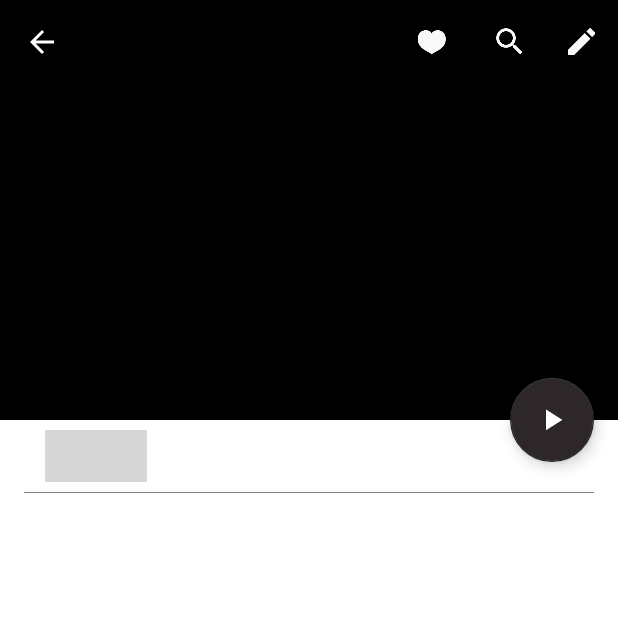
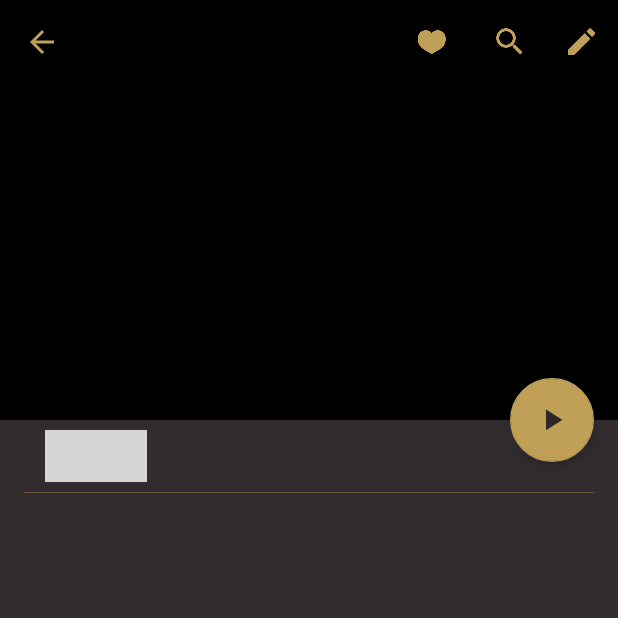
Before and after one commit to DuanJiaNing/Musicoco, an Android app: the SheetDetailActivity screen opened directly, with no data from a screen before it, on a phone screen of 412 x 824 dp, the top half of it. Run offline under Robolectric (Android 15) with nearby library versions, the phone set to English and light mode, and no system bars; libraries missing offline, so code that uses them is left out: android.support.v7, jp.wasabeef.glide, rx.android.schedulers, rx.functions, rx.schedulers; pictures from the network do not load; 5 statements that could not run were skipped; grey boxes are pictures that could not be loaded.

Commit message:
MainActivity and SheetDetailActivity toolbar can change color by theme change

```diff
--- a/app/build.gradle
+++ b/app/build.gradle
@@ -38,8 +38,11 @@ dependencies {
     testCompile 'junit:junit:4.12'
     compile 'com.victor:lib:1.0.4'
     compile 'com.android.support:support-v4:26.0.0-alpha1'
-    compile 'com.github.bumptech.glide:glide:3.6.1'
+//    compile 'com.github.bumptech.glide:glide:3.6.1'
+    compile 'jp.wasabeef:glide-transformations:2.0.2'
+    compile 'jp.co.cyberagent.android.gpuimage:gpuimage-library:1.4.1'
 }
 repositories {
     mavenCentral()
+    jcenter()
 }
--- a/app/src/main/java/com/duan/musicoco/app/RootActivity.java
+++ b/app/src/main/java/com/duan/musicoco/app/RootActivity.java
@@ -116,7 +116,6 @@ public abstract class RootActivity extends AppCompatActivity implements Permissi
         prepareData();
         initAppDataIfNeed();
         initChildViews();
-
     }
 
     private void prepareData() {
--- a/app/src/main/java/com/duan/musicoco/detail/sheet/SheetDetailActivity.java
+++ b/app/src/main/java/com/duan/musicoco/detail/sheet/SheetDetailActivity.java
@@ -3,6 +3,7 @@ package com.duan.musicoco.detail.sheet;
 import android.content.Intent;
 import android.content.res.ColorStateList;
 import android.graphics.Color;
+import android.graphics.drawable.Drawable;
 import android.os.Build;
 import android.os.Bundle;
 import android.os.Handler;
@@ -35,6 +36,7 @@ public class SheetDetailActivity extends AppCompatActivity implements OnThemeCha
 
     private SheetInfoController infoController;
     private SheetSongListController songListController;
+    private Toolbar toolbar;
 
     private DBMusicocoController dbController;
     private MediaManager mediaManager;
@@ -59,8 +61,6 @@ public class SheetDetailActivity extends AppCompatActivity implements OnThemeCha
         Utils.transitionStatusBar(this);
 
         appPreference = new AppPreference(this);
-
-        Theme theme = appPreference.getTheme();
 
         boolean darkTheme = appPreference.getTheme() == Theme.DARK;
         infoController = new SheetInfoController(this, darkTheme);
@@ -109,24 +109,33 @@ public class SheetDetailActivity extends AppCompatActivity implements OnThemeCha
     @Override
     public boolean onCreateOptionsMenu(Menu menu) {
         getMenuInflater().inflate(R.menu.menu_sheet_detail, menu);
-        MenuItem heart = menu.findItem(R.id.sheet_detail_action_collection);
-        MenuItem search = menu.findItem(R.id.sheet_detail_search);
-        MenuItem edit = menu.findItem(R.id.sheet_detail_action_modify);
+        initOptionsMenuColors(menu);
+        return true;
+    }
 
-        int color;
-        if (Build.VERSION.SDK_INT >= Build.VERSION_CODES.M) {
-            color = getColor(R.color.white_d);
-        } else {
-            color = getResources().getColor(R.color.white_d);
-        }
+    private void initOptionsMenuColors(Menu menu) {
 
         if (Build.VERSION.SDK_INT >= Build.VERSION_CODES.LOLLIPOP) {
+            Theme th = appPreference.getTheme();
+            int color;
+            switch (th) {
+                case DARK:
+                    color = ColorUtils.get2DarkThemeTextColor()[0];
+                    break;
+                case WHITE:
+                default:
+                    color = Color.WHITE;
+                    break;
+            }
+
+            MenuItem heart = menu.findItem(R.id.sheet_detail_action_collection);
+            MenuItem search = menu.findItem(R.id.sheet_detail_search);
+            MenuItem edit = menu.findItem(R.id.sheet_detail_action_modify);
+
             heart.getIcon().setTint(color);
             search.getIcon().setTint(color);
             edit.getIcon().setTint(color);
         }
-
-        return true;
     }
 
     @Override
@@ -156,7 +165,7 @@ public class SheetDetailActivity extends AppCompatActivity implements OnThemeCha
     }
 
     private void initSelfView() {
-        Toolbar toolbar = (Toolbar) findViewById(R.id.sheet_detail_toolbar);
+        toolbar = (Toolbar) findViewById(R.id.sheet_detail_toolbar);
         setSupportActionBar(toolbar);
         getSupportActionBar().setDisplayHomeAsUpEnabled(true);
 
@@ -193,7 +202,6 @@ public class SheetDetailActivity extends AppCompatActivity implements OnThemeCha
     }
 
     private void initToTopPos() {
-
         //FIXME view.post 和 addOnGlobalLayoutListener 都有获取为 0 的情况
         toTop.post(new Runnable() {
             @Override
@@ -230,6 +238,7 @@ public class SheetDetailActivity extends AppCompatActivity implements OnThemeCha
     public void themeChange(Theme theme, int[] colors) {
 
         Theme th = appPreference.getTheme();
+        updateFloatingBtColor(th);
         int[] cs = new int[4];
         //标题栏和状态栏颜色
         int topC;
@@ -252,15 +261,53 @@ public class SheetDetailActivity extends AppCompatActivity implements OnThemeCha
 
         songListController.themeChange(th, cs);
 
-        toTop.setRippleColor(vicTC);
-        toTop.setBackgroundTintList(ColorStateList.valueOf(mainTC));
-        if (Build.VERSION.SDK_INT >= Build.VERSION_CODES.LOLLIPOP) {
-            toTop.getDrawable().setTint(mainBC);
-        }
+        int[] cos = {
+                th == Theme.DARK ? mainTC : mainBC, // 主字体色
+                th == Theme.DARK ? vicTC : vicBC, // 辅字体色
+        };
+        infoController.themeChange(th, cos);
 
-        container.setBackgroundColor(mainBC);
         collapsingToolbarLayout.setContentScrimColor(topC);
         collapsingToolbarLayout.setStatusBarScrimColor(topC);
 
+        container.setBackgroundColor(mainBC);
+        updateToolbarColor(th == Theme.DARK ? mainTC : mainBC);
+
+    }
+
+    private void updateToolbarColor(int textC) {
+        collapsingToolbarLayout.setCollapsedTitleTextColor(textC);
+        if (Build.VERSION.SDK_INT >= Build.VERSION_CODES.LOLLIPOP) {
+            Drawable navD = toolbar.getNavigationIcon();
+            if (navD != null) {
+                navD.setTint(textC);
+            }
+        }
+    }
+
+    private void updateFloatingBtColor(Theme theme) {
+        int[] colors = new int[4];
+        switch (theme) {
+            case DARK:
+                colors = ColorUtils.get4DarkDialogThemeColors();
+                break;
+            case WHITE:
+            default:
+                colors = ColorUtils.get4WhiteDialogThemeColors();
+                break;
+        }
+
+        int tintC = colors[0];
+        int rippleC = colors[2];
+        int bgC = colors[3];
+
+        infoController.updateFloatingBtColor(new int[]{tintC, rippleC, bgC});
+
+        toTop.setRippleColor(rippleC);
+        toTop.setBackgroundTintList(ColorStateList.valueOf(bgC));
+        if (Build.VERSION.SDK_INT >= Build.VERSION_CODES.LOLLIPOP) {
+            toTop.getDrawable().setTint(tintC);
+        }
+
     }
 }
--- a/app/src/main/res/layout/activity_sheet_detail.xml
+++ b/app/src/main/res/layout/activity_sheet_detail.xml
@@ -66,7 +66,7 @@
                     android:layout_height="wrap_content"
                     android:ellipsize="end"
                     android:lines="1"
-                    android:textSize="@dimen/text_large"
+                    android:textSize="@dimen/text_large_l_l"
                     app:layout_constraintBottom_toTopOf="@+id/sheet_detail_remark"
                     app:layout_constraintLeft_toLeftOf="@+id/guideline4" />
 
@@ -79,7 +79,7 @@
                     android:maxLines="2"
                     android:paddingBottom="@dimen/activity_default_padding"
                     android:paddingTop="@dimen/activity_default_padding"
-                    android:textSize="@dimen/text_small"
+                    android:textSize="@dimen/text_middle_s"
                     app:layout_constraintBottom_toBottomOf="parent"
                     app:layout_constraintLeft_toLeftOf="@+id/guideline4"
                     app:layout_constraintTop_toTopOf="parent"
@@ -92,7 +92,7 @@
                     android:layout_marginTop="4dp"
                     android:ellipsize="none"
                     android:lines="1"
-                    android:textSize="@dimen/text_small"
+                    android:textSize="@dimen/text_middle_s"
                     app:layout_constraintLeft_toLeftOf="@+id/guideline4"
                     app:layout_constraintTop_toBottomOf="@+id/sheet_detail_remark" />
 
--- a/app/src/main/res/layout/app_bar_main.xml
+++ b/app/src/main/res/layout/app_bar_main.xml
@@ -14,7 +14,7 @@
 
         <android.support.v7.widget.Toolbar
             android:elevation="10dp"
-            android:id="@+id/sheet_detail_toolbar"
+            android:id="@+id/activity_main_toolbar"
             android:layout_width="match_parent"
             android:layout_height="?attr/actionBarSize"
             android:background="@android:color/transparent"
```
Also changed, not shown: app/src/main/java/com/duan/musicoco/detail/sheet/SheetInfoController.java (+66 -90 lines), app/src/main/java/com/duan/musicoco/main/MainActivity.java (+50 -10 lines), app/src/main/res/menu/menu_main.xml (+4 -3 lines), app/src/main/res/drawable-hdpi/ic_menu.png (added), app/src/main/res/drawable-mdpi/ic_menu.png (added), app/src/main/res/drawable-xhdpi/ic_menu.png (added), app/src/main/res/drawable-xxhdpi/ic_menu.png (added), app/src/main/res/drawable-xxxhdpi/ic_menu.png (added), 1 other file.
